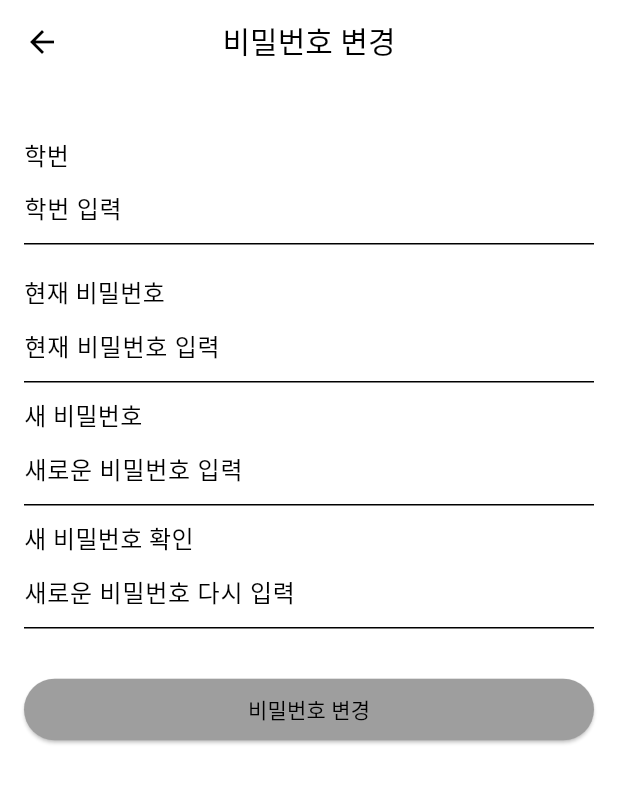
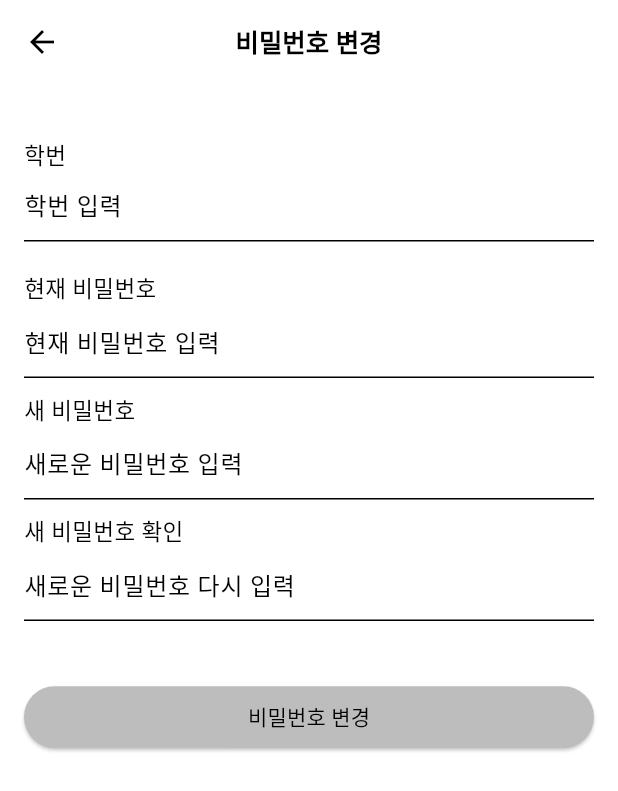
Before and after one commit to OBJECT-INHATC/INHA_CARPOOL_APP, a Flutter app: the ChangePasswordPage screen opened directly, on a phone screen of 412 x 824 dp. Shown: the top 791 px of the screen. Run offline on Flutter 3.47's test engine with Material 2 defaults, Android fonts, the phone set to English and light mode, and no system bars; our stand-ins replace cloud_firestore, easy_localization, eva_icons_flutter, firebase_auth, firebase_core, firebase_messaging and 16 more; missing offline and left inert: app_settings, nav; accounts and stored records are empty.

Commit message:
fix(design): 디자인 수정 및 연결 수정
- 전체적인 페이지 폰트 수정
- 탭 이름 변경
- TODO : 팝업이나 모달 페이지 폰트 수정

- 마이페이지의 페이지 라우팅 변경
- 이용기록 스캐폴드 위젯으로 변경

```diff
--- a/inha_carpool/lib/screen/main/s_main.dart
+++ b/inha_carpool/lib/screen/main/s_main.dart
@@ -75,7 +75,7 @@ class MainScreenState extends State<MainScreen>
                   icon: Stack(
                     children: [
                       const Icon(
-                        Icons.notifications,
+                        Icons.notifications_outlined,
                         size: 30,
                         color: Colors.black,
                       ),
--- a/inha_carpool/lib/screen/main/tab/home/w_emptyCarpool.dart
+++ b/inha_carpool/lib/screen/main/tab/home/w_emptyCarpool.dart
@@ -10,7 +10,7 @@ class EmptyCarpool extends StatelessWidget {
       child: Center(
         child: Text(
           '진행중인 카풀이 없습니다!\n카풀을 등록해보세요!',
-          style: TextStyle(fontSize: 20, fontWeight: FontWeight.bold),
+          style: TextStyle(fontSize: 17, fontWeight: FontWeight.bold),
           textAlign: TextAlign.center,
         ),
       ),
--- a/inha_carpool/lib/screen/main/tab/mypage/d_changepassword.dart
+++ b/inha_carpool/lib/screen/main/tab/mypage/d_changepassword.dart
@@ -29,14 +29,14 @@ class _ChangePasswordPageState extends State<ChangePasswordPage> {
         appBar: AppBar(
           backgroundColor: Colors.white,
           leadingWidth: 56,
-          leading: Center(
+          leading: const Center(
             child: BackButton(
               color: Colors.black,
             ),
           ),
-          title: Text(
+          title: const Text(
             "비밀번호 변경",
-            style: TextStyle(color: Colors.black, fontSize: 20,),
+            style: TextStyle(color: Colors.black, fontSize: 17, fontWeight: FontWeight.bold),
           ),
           centerTitle: true,
         ),
@@ -46,23 +46,23 @@ class _ChangePasswordPageState extends State<ChangePasswordPage> {
             child: Column(
               crossAxisAlignment: CrossAxisAlignment.stretch,
               children: [
-                SizedBox(height: 20),
-                Text(
+                const SizedBox(height: 20),
+                const Text(
                   '학번',
-                  style: TextStyle(fontSize: 16),
+                  style: TextStyle(fontSize: 15),
                 ),
                 TextFormField(
-                  decoration: InputDecoration(
+                  decoration: const InputDecoration(
                     hintText: '학번 입력',
                   ),
                 ),
-                SizedBox(height: 20),
-                Text(
+                const SizedBox(height: 20),
+                const Text(
                   '현재 비밀번호',
-                  style: TextStyle(fontSize: 16),
+                  style: TextStyle(fontSize: 15),
                 ),
                 TextFormField(
-                  decoration: InputDecoration(
+                  decoration: const InputDecoration(
                     hintText: '현재 비밀번호 입력',
                   ),
                   obscureText: true,
@@ -71,13 +71,13 @@ class _ChangePasswordPageState extends State<ChangePasswordPage> {
                     oldPassword = text;
                   },
                 ),
-                SizedBox(height: 10),
-                Text(
+                const SizedBox(height: 10),
+                const Text(
                   '새 비밀번호',
-                  style: TextStyle(fontSize: 16),
+                  style: TextStyle(fontSize: 15),
                 ),
                 TextFormField(
-                  decoration: InputDecoration(
+                  decoration: const InputDecoration(
                     hintText: '새로운 비밀번호 입력',
                   ),
                   obscureText: true,
@@ -86,18 +86,18 @@ class _ChangePasswordPageState extends State<ChangePasswordPage> {
                     newPassword = text;
                   },
                 ),
-                SizedBox(height: 10),
-                Text(
+                const SizedBox(height: 10),
+                const Text(
                   '새 비밀번호 확인',
-                  style: TextStyle(fontSize: 16),
+                  style: TextStyle(fontSize: 15),
                 ),
                 TextFormField(
                   decoration: InputDecoration(
                     hintText: '새로운 비밀번호 다시 입력',
                     suffix: Text(passwordCheck,
                         style: (passwordCheck == "비밀번호가 일치하지 않습니다.")
-                            ? TextStyle(color: Colors.red)
-                            : TextStyle(color: Colors.green)),
+                            ? const TextStyle(color: Colors.red)
+                            : const TextStyle(color: Colors.green)),
                   ),
                   obscureText: true,
                   onChanged: (text) {
@@ -114,7 +114,7 @@ class _ChangePasswordPageState extends State<ChangePasswordPage> {
                     }
                   },
                 ),
-                SizedBox(height: 30),
+                const SizedBox(height: 40),
                 ElevatedButton(
                   onPressed: () async {
                     // 비밀번호 변경 로직 구현 예정
@@ -122,15 +122,17 @@ class _ChangePasswordPageState extends State<ChangePasswordPage> {
                     await AuthService().validatePassword(oldPassword);
 
                     if (isValid == 'Invalid') {
+                      if(!mounted) return;
                       ScaffoldMessenger.of(context).showSnackBar(
-                        SnackBar(content: Text('현재 비밀번호가 틀립니다.')),
+                        const SnackBar(content: Text('현재 비밀번호가 틀립니다.')),
                       );
                     } else {
                       String result = await AuthService().passwordUpdate(
                           oldPassword: oldPassword, newPassword: newPassword);
                       if (result == 'Success') {
+                        if(!mounted) return;
                         ScaffoldMessenger.of(context).showSnackBar(
-                          SnackBar(content: Text('성공적으로 변경되었습니다.')),
+                          const SnackBar(content: Text('성공적으로 변경되었습니다.')),
                         );
 
                         AuthService().signOut().then((value) {
@@ -141,20 +143,21 @@ class _ChangePasswordPageState extends State<ChangePasswordPage> {
                           );
                         });
                       } else {
+                        if(!mounted) return;
                         ScaffoldMessenger.of(context).showSnackBar(
-                          SnackBar(content: Text('비밀번호 변경에 실패했습니다.')),
+                          const SnackBar(content: Text('비밀번호 변경에 실패했습니다.')),
                         );
                       }
                     }
                   },
-                  child: Text('비밀번호 변경'),
                   style: ElevatedButton.styleFrom(
                     shape: RoundedRectangleBorder(
                       borderRadius: BorderRadius.circular(30),
                     ),
-                    padding: EdgeInsets.symmetric(horizontal: 30, vertical: 10),
-                    primary: Colors.grey,
+                    padding: const EdgeInsets.symmetric(horizontal: 30, vertical: 10),
+                    backgroundColor: Colors.grey[400],
                   ),
+                  child: const Text('비밀번호 변경'),
                 ),
               ],
             ),
--- a/inha_carpool/lib/screen/main/tab/tab_item.dart
+++ b/inha_carpool/lib/screen/main/tab/tab_item.dart
@@ -7,8 +7,8 @@ import 'home/f_home.dart';
 
 enum TabItem {
   carpool(Icons.directions_car, '카풀', CarpoolList()),
-  home(Icons.home, 'Home', Home()),
-  myPage(Icons.person, 'My', MyPage());
+  home(Icons.home, '홈', Home()),
+  myPage(Icons.person, '마이', MyPage());
 
   final IconData activeIcon;
   final IconData inActiveIcon;
--- a/inha_carpool/lib/screen/recruit/w_select_memebers_count.dart
+++ b/inha_carpool/lib/screen/recruit/w_select_memebers_count.dart
@@ -28,7 +28,7 @@ class LimitSelectorWidget extends StatelessWidget {
             ),
             child: Text(
               option,
-              style: const TextStyle(color: Colors.white, fontSize: 14),
+              style: const TextStyle(color: Colors.white, fontSize: 17),
             ),
           ),
         );
```
Also changed, not shown: inha_carpool/lib/screen/main/tab/carpool/f_carpool_list.dart (+10 -10 lines), inha_carpool/lib/screen/main/tab/carpool/s_chatroom.dart (+13 -13 lines), inha_carpool/lib/screen/main/tab/home/f_home.dart (+4 -3 lines), inha_carpool/lib/screen/main/tab/home/s_carpool_map.dart (+9 -9 lines), inha_carpool/lib/screen/main/tab/home/w_carpoolList.dart (+36 -23 lines), inha_carpool/lib/screen/main/tab/mypage/f_mypage.dart (+8 -8 lines), inha_carpool/lib/screen/main/tab/mypage/f_secession.dart (+25 -24 lines), inha_carpool/lib/screen/main/tab/mypage/w_profile.dart (+13 -8 lines), inha_carpool/lib/screen/main/tab/mypage/w_recordList.dart (+11 -8 lines), inha_carpool/lib/screen/recruit/s_recruit.dart (+14 -18 lines), inha_carpool/lib/screen/recruit/s_select_location.dart (+4 -4 lines), inha_carpool/lib/screen/recruit/w_recruit_location.dart (+5 -5 lines), inha_carpool/lib/screen/recruit/w_select_dateTime.dart (+7 -7 lines), 2 other files.
